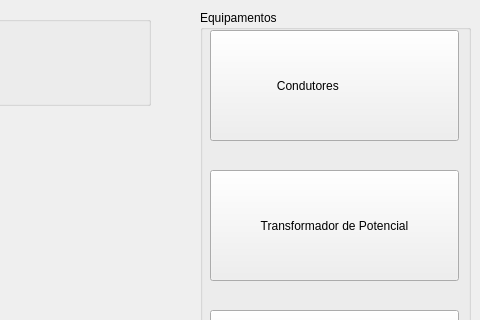
First picture: the form in mainwindow MVP.ui, repository araujo-nca/App-Equipamentos, before the edit; both pictures show x 300 to 780 and y 0 to 320 of the 780 by 450 pixel window.
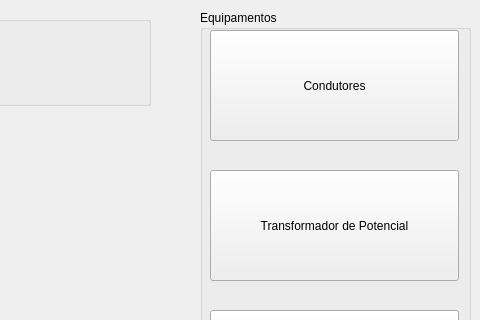
Second picture: the form after the edit. Icons and pictures are not drawn.

What changed in the file:
```diff
--- a/mainwindow MVP.ui
+++ b/mainwindow MVP.ui
@@ -94,11 +94,14 @@
       <property name="whatsThis">
        <string>&lt;html&gt;&lt;head/&gt;&lt;body&gt;&lt;p&gt;Condutores Elétricos&lt;/p&gt;&lt;/body&gt;&lt;/html&gt;</string>
       </property>
+      <property name="autoFillBackground">
+       <bool>false</bool>
+      </property>
       <property name="styleSheet">
        <string notr="true">font: 10pt &quot;Lucida Sans Unicode&quot;;</string>
       </property>
       <property name="text">
-       <string>Condutores                </string>
+       <string>Condutores</string>
       </property>
       <property name="icon">
        <iconset>
```
Left out of the diff: 4 changed lines with no effect on the pictures.
